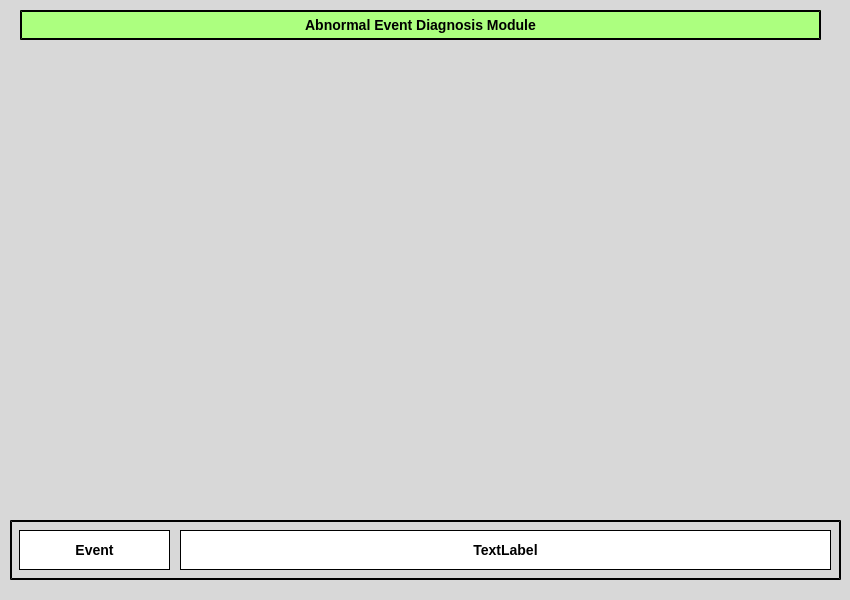
Qt form Interface/A_Event Diagnosis Module.ui (LeeDaeil/CNS_Platform) before a commit.
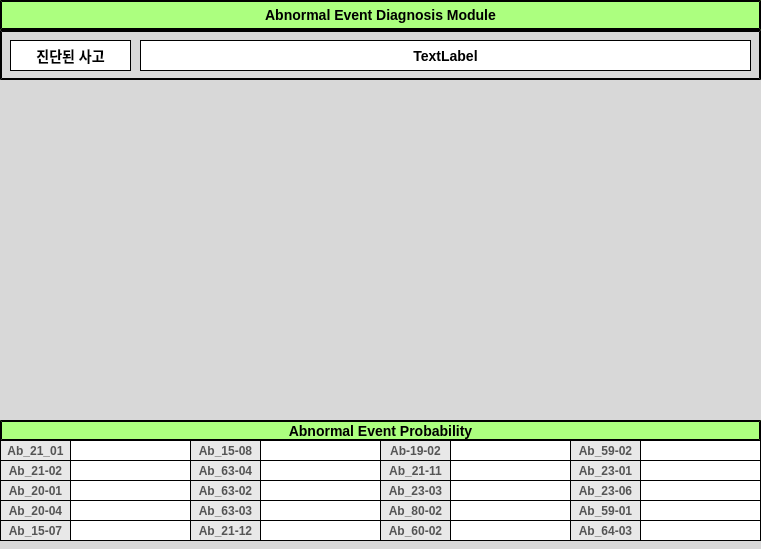
The same form after that commit.

Diff of the .ui file:
```diff
--- a/Interface/A_Event Diagnosis Module.ui
+++ b/Interface/A_Event Diagnosis Module.ui
@@ -6,8 +6,8 @@
    <rect>
     <x>0</x>
     <y>0</y>
-    <width>850</width>
-    <height>600</height>
+    <width>761</width>
+    <height>549</height>
    </rect>
   </property>
   <property name="windowTitle">
@@ -19,10 +19,10 @@
   <widget class="QWidget" name="horizontalLayoutWidget">
    <property name="geometry">
     <rect>
-     <x>20</x>
-     <y>49</y>
-     <width>801</width>
-     <height>451</height>
+     <x>10</x>
+     <y>90</y>
+     <width>741</width>
+     <height>321</height>
     </rect>
    </property>
    <layout class="QHBoxLayout" name="horizontalLayout"/>
@@ -30,9 +30,9 @@
   <widget class="QLabel" name="label">
    <property name="geometry">
     <rect>
-     <x>20</x>
-     <y>10</y>
-     <width>801</width>
+     <x>0</x>
+     <y>0</y>
+     <width>761</width>
      <height>30</height>
     </rect>
    </property>
@@ -53,10 +53,10 @@
   <widget class="QLabel" name="label_2">
    <property name="geometry">
     <rect>
-     <x>10</x>
-     <y>520</y>
-     <width>831</width>
-     <height>60</height>
+     <x>0</x>
+     <y>30</y>
+     <width>761</width>
+     <height>50</height>
     </rect>
    </property>
    <property name="styleSheet">
@@ -72,10 +72,10 @@
   <widget class="QLabel" name="label_3">
    <property name="geometry">
     <rect>
-     <x>19</x>
-     <y>530</y>
-     <width>151</width>
-     <height>40</height>
+     <x>10</x>
+     <y>40</y>
+     <width>121</width>
+     <height>31</height>
     </rect>
    </property>
    <property name="styleSheet">
@@ -86,7 +86,7 @@
 font: bold 14px;</string>
    </property>
    <property name="text">
-    <string>Event</string>
+    <string>진단된 사고</string>
    </property>
    <property name="alignment">
     <set>Qt::AlignCenter</set>
@@ -95,10 +95,10 @@
   <widget class="QLabel" name="label_4">
    <property name="geometry">
     <rect>
-     <x>180</x>
-     <y>530</y>
-     <width>651</width>
-     <height>40</height>
+     <x>140</x>
+     <y>40</y>
+     <width>611</width>
+     <height>31</height>
     </rect>
    </property>
    <property name="styleSheet">
@@ -115,6 +115,969 @@
     <set>Qt::AlignCenter</set>
    </property>
   </widget>
+  <widget class="QLabel" name="label_5">
+   <property name="geometry">
+    <rect>
+     <x>0</x>
+     <y>420</y>
+     <width>761</width>
+     <height>21</height>
+    </rect>
+   </property>
+   <property name="styleSheet">
+    <string notr="true">background-color: rgb(172, 255, 127);
+border-style: outset;
+border-width: 2px;
+border-color: black;
+font: bold 14px;</string>
+   </property>
+   <property name="text">
+    <string>Abnormal Event Probability</string>
+   </property>
+   <property name="alignment">
+    <set>Qt::AlignCenter</set>
+   </property>
+  </widget>
+  <widget class="QLabel" name="ab2101">
+   <property name="geometry">
+    <rect>
+     <x>0</x>
+     <y>440</y>
+     <width>71</width>
+     <height>21</height>
+    </rect>
+   </property>
+   <property name="styleSheet">
+    <string notr="true">background-color: rgb(232, 232, 232);
+border-style: outset;
+border-width: 0.5px;
+border-color: black;
+color: rgb(85, 85, 85);
+font: bold 12px;</string>
+   </property>
+   <property name="text">
+    <string>Ab_21_01</string>
+   </property>
+   <property name="alignment">
+    <set>Qt::AlignCenter</set>
+   </property>
+  </widget>
+  <widget class="QLabel" name="ab2102">
+   <property name="geometry">
+    <rect>
+     <x>0</x>
+     <y>460</y>
+     <width>71</width>
+     <height>21</height>
+    </rect>
+   </property>
+   <property name="styleSheet">
+    <string notr="true">background-color: rgb(232, 232, 232);
+border-style: outset;
+border-width: 0.5px;
+border-color: black;
+color: rgb(85, 85, 85);
+font: bold 12px;</string>
+   </property>
+   <property name="text">
+    <string>Ab_21-02</string>
+   </property>
+   <property name="alignment">
+    <set>Qt::AlignCenter</set>
+   </property>
+  </widget>
+  <widget class="QLabel" name="ab2001">
+   <property name="geometry">
+    <rect>
+     <x>0</x>
+     <y>480</y>
+     <width>71</width>
+     <height>21</height>
+    </rect>
+   </property>
+   <property name="styleSheet">
+    <string notr="true">background-color: rgb(232, 232, 232);
+border-style: outset;
+border-width: 0.5px;
+border-color: black;
+color: rgb(85, 85, 85);
+font: bold 12px;</string>
+   </property>
+   <property name="text">
+    <string>Ab_20-01</string>
+   </property>
+   <property name="alignment">
+    <set>Qt::AlignCenter</set>
+   </property>
+  </widget>
+  <widget class="QLabel" name="a1">
+   <property name="geometry">
+    <rect>
+     <x>70</x>
+     <y>440</y>
+     <width>121</width>
+     <height>21</height>
+    </rect>
+   </property>
+   <property name="styleSheet">
+    <string notr="true">background-color: rgb(255, 255, 255);
+border-style: outset;
+border-width: 0.5px;
+border-color: black;
+font: bold 12px;</string>
+   </property>
+   <property name="text">
+    <string/>
+   </property>
+   <property name="alignment">
+    <set>Qt::AlignCenter</set>
+   </property>
+  </widget>
+  <widget class="QLabel" name="ab2004">
+   <property name="geometry">
+    <rect>
+     <x>0</x>
+     <y>500</y>
+     <width>71</width>
+     <height>21</height>
+    </rect>
+   </property>
+   <property name="styleSheet">
+    <string notr="true">background-color: rgb(232, 232, 232);
+border-style: outset;
+border-width: 0.5px;
+border-color: black;
+color: rgb(85, 85, 85);
+font: bold 12px;</string>
+   </property>
+   <property name="text">
+    <string>Ab_20-04</string>
+   </property>
+   <property name="alignment">
+    <set>Qt::AlignCenter</set>
+   </property>
+  </widget>
+  <widget class="QLabel" name="ab1507">
+   <property name="geometry">
+    <rect>
+     <x>0</x>
+     <y>520</y>
+     <width>71</width>
+     <height>21</height>
+    </rect>
+   </property>
+   <property name="styleSheet">
+    <string notr="true">background-color: rgb(232, 232, 232);
+border-style: outset;
+border-width: 0.5px;
+border-color: black;
+color: rgb(85, 85, 85);
+font: bold 12px;</string>
+   </property>
+   <property name="text">
+    <string>Ab_15-07</string>
+   </property>
+   <property name="alignment">
+    <set>Qt::AlignCenter</set>
+   </property>
+  </widget>
+  <widget class="QLabel" name="ab1508">
+   <property name="geometry">
+    <rect>
+     <x>190</x>
+     <y>440</y>
+     <width>71</width>
+     <height>21</height>
+    </rect>
+   </property>
+   <property name="styleSheet">
+    <string notr="true">background-color: rgb(232, 232, 232);
+border-style: outset;
+border-width: 0.5px;
+border-color: black;
+color: rgb(85, 85, 85);
+font: bold 12px;</string>
+   </property>
+   <property name="text">
+    <string>Ab_15-08</string>
+   </property>
+   <property name="alignment">
+    <set>Qt::AlignCenter</set>
+   </property>
+  </widget>
+  <widget class="QLabel" name="a2">
+   <property name="geometry">
+    <rect>
+     <x>70</x>
+     <y>460</y>
+     <width>121</width>
+     <height>21</height>
+    </rect>
+   </property>
+   <property name="styleSheet">
+    <string notr="true">background-color: rgb(255, 255, 255);
+border-style: outset;
+border-width: 0.5px;
+border-color: black;
+font: bold 12px;</string>
+   </property>
+   <property name="text">
+    <string/>
+   </property>
+   <property name="alignment">
+    <set>Qt::AlignCenter</set>
+   </property>
+  </widget>
+  <widget class="QLabel" name="a3">
+   <property name="geometry">
+    <rect>
+     <x>70</x>
+     <y>480</y>
+     <width>121</width>
+     <height>21</height>
+    </rect>
+   </property>
+   <property name="styleSheet">
+    <string notr="true">background-color: rgb(255, 255, 255);
+border-style: outset;
+border-width: 0.5px;
+border-color: black;
+font: bold 12px;</string>
+   </property>
+   <property name="text">
+    <string/>
+   </property>
+   <property name="alignment">
+    <set>Qt::AlignCenter</set>
+   </property>
+  </widget>
+  <widget class="QLabel" name="a4">
+   <property name="geometry">
+    <rect>
+     <x>70</x>
+     <y>500</y>
+     <width>121</width>
+     <height>21</height>
+    </rect>
+   </property>
+   <property name="styleSheet">
+    <string notr="true">background-color: rgb(255, 255, 255);
+border-style: outset;
+border-width: 0.5px;
+border-color: black;
+font: bold 12px;</string>
+   </property>
+   <property name="text">
+    <string/>
+   </property>
+   <property name="alignment">
+    <set>Qt::AlignCenter</set>
+   </property>
+  </widget>
+  <widget class="QLabel" name="a5">
+   <property name="geometry">
+    <rect>
+     <x>70</x>
+     <y>520</y>
+     <width>121</width>
+     <height>21</height>
+    </rect>
+   </property>
+   <property name="styleSheet">
+    <string notr="true">background-color: rgb(255, 255, 255);
+border-style: outset;
+border-width: 0.5px;
+border-color: black;
+font: bold 12px;</string>
+   </property>
+   <property name="text">
+    <string/>
+   </property>
+   <property name="alignment">
+    <set>Qt::AlignCenter</set>
+   </property>
+  </widget>
+  <widget class="QLabel" name="ab6304">
+   <property name="geometry">
+    <rect>
+     <x>190</x>
+     <y>460</y>
+     <width>71</width>
+     <height>21</height>
+    </rect>
+   </property>
+   <property name="styleSheet">
+    <string notr="true">background-color: rgb(232, 232, 232);
+border-style: outset;
+border-width: 0.5px;
+border-color: black;
+color: rgb(85, 85, 85);
+font: bold 12px;</string>
+   </property>
+   <property name="text">
+    <string>Ab_63-04</string>
+   </property>
+   <property name="alignment">
+    <set>Qt::AlignCenter</set>
+   </property>
+  </widget>
+  <widget class="QLabel" name="ab6302">
+   <property name="geometry">
+    <rect>
+     <x>190</x>
+     <y>480</y>
+     <width>71</width>
+     <height>21</height>
+    </rect>
+   </property>
+   <property name="styleSheet">
+    <string notr="true">background-color: rgb(232, 232, 232);
+border-style: outset;
+border-width: 0.5px;
+border-color: black;
+color: rgb(85, 85, 85);
+font: bold 12px;</string>
+   </property>
+   <property name="text">
+    <string>Ab_63-02</string>
+   </property>
+   <property name="alignment">
+    <set>Qt::AlignCenter</set>
+   </property>
+  </widget>
+  <widget class="QLabel" name="ab6303">
+   <property name="geometry">
+    <rect>
+     <x>190</x>
+     <y>500</y>
+     <width>71</width>
+     <height>21</height>
+    </rect>
+   </property>
+   <property name="styleSheet">
+    <string notr="true">background-color: rgb(232, 232, 232);
+border-style: outset;
+border-width: 0.5px;
+border-color: black;
+color: rgb(85, 85, 85);
+font: bold 12px;</string>
+   </property>
+   <property name="text">
+    <string>Ab_63-03</string>
+   </property>
+   <property name="alignment">
+    <set>Qt::AlignCenter</set>
+   </property>
+  </widget>
+  <widget class="QLabel" name="ab2112">
+   <property name="geometry">
+    <rect>
+     <x>190</x>
+     <y>520</y>
+     <width>71</width>
+     <height>21</height>
+    </rect>
+   </property>
+   <property name="styleSheet">
+    <string notr="true">background-color: rgb(232, 232, 232);
+border-style: outset;
+border-width: 0.5px;
+border-color: black;
+color: rgb(85, 85, 85);
+font: bold 12px;</string>
+   </property>
+   <property name="text">
+    <string>Ab_21-12</string>
+   </property>
+   <property name="alignment">
+    <set>Qt::AlignCenter</set>
+   </property>
+  </widget>
+  <widget class="QLabel" name="a6">
+   <property name="geometry">
+    <rect>
+     <x>260</x>
+     <y>440</y>
+     <width>121</width>
+     <height>21</height>
+    </rect>
+   </property>
+   <property name="styleSheet">
+    <string notr="true">background-color: rgb(255, 255, 255);
+border-style: outset;
+border-width: 0.5px;
+border-color: black;
+font: bold 12px;</string>
+   </property>
+   <property name="text">
+    <string/>
+   </property>
+   <property name="alignment">
+    <set>Qt::AlignCenter</set>
+   </property>
+  </widget>
+  <widget class="QLabel" name="a7">
+   <property name="geometry">
+    <rect>
+     <x>260</x>
+     <y>460</y>
+     <width>121</width>
+     <height>21</height>
+    </rect>
+   </property>
+   <property name="styleSheet">
+    <string notr="true">background-color: rgb(255, 255, 255);
+border-style: outset;
+border-width: 0.5px;
+border-color: black;
+font: bold 12px;</string>
+   </property>
+   <property name="text">
+    <string/>
+   </property>
+   <property name="alignment">
+    <set>Qt::AlignCenter</set>
+   </property>
+  </widget>
+  <widget class="QLabel" name="a8">
+   <property name="geometry">
+    <rect>
+     <x>260</x>
+     <y>480</y>
+     <width>121</width>
+     <height>21</height>
+    </rect>
+   </property>
+   <property name="styleSheet">
+    <string notr="true">background-color: rgb(255, 255, 255);
+border-style: outset;
+border-width: 0.5px;
+border-color: black;
+font: bold 12px;</string>
+   </property>
+   <property name="text">
+    <string/>
+   </property>
+   <property name="alignment">
+    <set>Qt::AlignCenter</set>
+   </property>
+  </widget>
+  <widget class="QLabel" name="a9">
+   <property name="geometry">
+    <rect>
+     <x>260</x>
+     <y>500</y>
+     <width>121</width>
+     <height>21</height>
+    </rect>
+   </property>
+   <property name="styleSheet">
+    <string notr="true">background-color: rgb(255, 255, 255);
+border-style: outset;
+border-width: 0.5px;
+border-color: black;
+font: bold 12px;</string>
+   </property>
+   <property name="text">
+    <string/>
+   </property>
+   <property name="alignment">
+    <set>Qt::AlignCenter</set>
+   </property>
+  </widget>
+  <widget class="QLabel" name="a10">
+   <property name="geometry">
+    <rect>
+     <x>260</x>
+     <y>520</y>
+     <width>121</width>
+     <height>21</height>
+    </rect>
+   </property>
+   <property name="styleSheet">
+    <string notr="true">background-color: rgb(255, 255, 255);
+border-style: outset;
+border-width: 0.5px;
+border-color: black;
+font: bold 12px;</string>
+   </property>
+   <property name="text">
+    <string/>
+   </property>
+   <property name="alignment">
+    <set>Qt::AlignCenter</set>
+   </property>
+  </widget>
+  <widget class="QLabel" name="ab6002">
+   <property name="geometry">
+    <rect>
+     <x>380</x>
+     <y>520</y>
+     <width>71</width>
+     <height>21</height>
+    </rect>
+   </property>
+   <property name="styleSheet">
+    <string notr="true">background-color: rgb(232, 232, 232);
+border-style: outset;
+border-width: 0.5px;
+border-color: black;
+color: rgb(85, 85, 85);
+font: bold 12px;</string>
+   </property>
+   <property name="text">
+    <string>Ab_60-02</string>
+   </property>
+   <property name="alignment">
+    <set>Qt::AlignCenter</set>
+   </property>
+  </widget>
+  <widget class="QLabel" name="ab1902">
+   <property name="geometry">
+    <rect>
+     <x>380</x>
+     <y>440</y>
+     <width>71</width>
+     <height>21</height>
+    </rect>
+   </property>
+   <property name="styleSheet">
+    <string notr="true">background-color: rgb(232, 232, 232);
+border-style: outset;
+border-width: 0.5px;
+border-color: black;
+color: rgb(85, 85, 85);
+font: bold 12px;</string>
+   </property>
+   <property name="text">
+    <string>Ab-19-02</string>
+   </property>
+   <property name="alignment">
+    <set>Qt::AlignCenter</set>
+   </property>
+  </widget>
+  <widget class="QLabel" name="ab2303">
+   <property name="geometry">
+    <rect>
+     <x>380</x>
+     <y>480</y>
+     <width>71</width>
+     <height>21</height>
+    </rect>
+   </property>
+   <property name="styleSheet">
+    <string notr="true">background-color: rgb(232, 232, 232);
+border-style: outset;
+border-width: 0.5px;
+border-color: black;
+color: rgb(85, 85, 85);
+font: bold 12px;</string>
+   </property>
+   <property name="text">
+    <string>Ab_23-03</string>
+   </property>
+   <property name="alignment">
+    <set>Qt::AlignCenter</set>
+   </property>
+  </widget>
+  <widget class="QLabel" name="ab2111">
+   <property name="geometry">
+    <rect>
+     <x>380</x>
+     <y>460</y>
+     <width>71</width>
+     <height>21</height>
+    </rect>
+   </property>
+   <property name="styleSheet">
+    <string notr="true">background-color: rgb(232, 232, 232);
+border-style: outset;
+border-width: 0.5px;
+border-color: black;
+color: rgb(85, 85, 85);
+font: bold 12px;</string>
+   </property>
+   <property name="text">
+    <string>Ab_21-11</string>
+   </property>
+   <property name="alignment">
+    <set>Qt::AlignCenter</set>
+   </property>
+  </widget>
+  <widget class="QLabel" name="ab8002">
+   <property name="geometry">
+    <rect>
+     <x>380</x>
+     <y>500</y>
+     <width>71</width>
+     <height>21</height>
+    </rect>
+   </property>
+   <property name="styleSheet">
+    <string notr="true">background-color: rgb(232, 232, 232);
+border-style: outset;
+border-width: 0.5px;
+border-color: black;
+color: rgb(85, 85, 85);
+font: bold 12px;</string>
+   </property>
+   <property name="text">
+    <string>Ab_80-02</string>
+   </property>
+   <property name="alignment">
+    <set>Qt::AlignCenter</set>
+   </property>
+  </widget>
+  <widget class="QLabel" name="a15">
+   <property name="geometry">
+    <rect>
+     <x>450</x>
+     <y>520</y>
+     <width>121</width>
+     <height>21</height>
+    </rect>
+   </property>
+   <property name="styleSheet">
+    <string notr="true">background-color: rgb(255, 255, 255);
+border-style: outset;
+border-width: 0.5px;
+border-color: black;
+font: bold 12px;</string>
+   </property>
+   <property name="text">
+    <string/>
+   </property>
+   <property name="alignment">
+    <set>Qt::AlignCenter</set>
+   </property>
+  </widget>
+  <widget class="QLabel" name="a14">
+   <property name="geometry">
+    <rect>
+     <x>450</x>
+     <y>500</y>
+     <width>121</width>
+     <height>21</height>
+    </rect>
+   </property>
+   <property name="styleSheet">
+    <string notr="true">background-color: rgb(255, 255, 255);
+border-style: outset;
+border-width: 0.5px;
+border-color: black;
+font: bold 12px;</string>
+   </property>
+   <property name="text">
+    <string/>
+   </property>
+   <property name="alignment">
+    <set>Qt::AlignCenter</set>
+   </property>
+  </widget>
+  <widget class="QLabel" name="a12">
+   <property name="geometry">
+    <rect>
+     <x>450</x>
+     <y>460</y>
+     <width>121</width>
+     <height>21</height>
+    </rect>
+   </property>
+   <property name="styleSheet">
+    <string notr="true">background-color: rgb(255, 255, 255);
+border-style: outset;
+border-width: 0.5px;
+border-color: black;
+font: bold 12px;</string>
+   </property>
+   <property name="text">
+    <string/>
+   </property>
+   <property name="alignment">
+    <set>Qt::AlignCenter</set>
+   </property>
+  </widget>
+  <widget class="QLabel" name="a13">
+   <property name="geometry">
+    <rect>
+     <x>450</x>
+     <y>480</y>
+     <width>121</width>
+     <height>21</height>
+    </rect>
+   </property>
+   <property name="styleSheet">
+    <string notr="true">background-color: rgb(255, 255, 255);
+border-style: outset;
+border-width: 0.5px;
+border-color: black;
+font: bold 12px;</string>
+   </property>
+   <property name="text">
+    <string/>
+   </property>
+   <property name="alignment">
+    <set>Qt::AlignCenter</set>
+   </property>
+  </widget>
+  <widget class="QLabel" name="a11">
+   <property name="geometry">
+    <rect>
+     <x>450</x>
+     <y>440</y>
+     <width>121</width>
+     <height>21</height>
+    </rect>
+   </property>
+   <property name="styleSheet">
+    <string notr="true">background-color: rgb(255, 255, 255);
+border-style: outset;
+border-width: 0.5px;
+border-color: black;
+font: bold 12px;</string>
+   </property>
+   <property name="text">
+    <string/>
+   </property>
+   <property name="alignment">
+    <set>Qt::AlignCenter</set>
+   </property>
+  </widget>
+  <widget class="QLabel" name="ab6403">
+   <property name="geometry">
+    <rect>
+     <x>570</x>
+     <y>520</y>
+     <width>71</width>
+     <height>21</height>
+    </rect>
+   </property>
+   <property name="styleSheet">
+    <string notr="true">background-color: rgb(232, 232, 232);
+border-style: outset;
+border-width: 0.5px;
+border-color: black;
+color: rgb(85, 85, 85);
+font: bold 12px;</string>
+   </property>
+   <property name="text">
+    <string>Ab_64-03</string>
+   </property>
+   <property name="alignment">
+    <set>Qt::AlignCenter</set>
+   </property>
+  </widget>
+  <widget class="QLabel" name="ab2306">
+   <property name="geometry">
+    <rect>
+     <x>570</x>
+     <y>480</y>
+     <width>71</width>
+     <height>21</height>
+    </rect>
+   </property>
+   <property name="styleSheet">
+    <string notr="true">background-color: rgb(232, 232, 232);
+border-style: outset;
+border-width: 0.5px;
+border-color: black;
+color: rgb(85, 85, 85);
+font: bold 12px;</string>
+   </property>
+   <property name="text">
+    <string>Ab_23-06</string>
+   </property>
+   <property name="alignment">
+    <set>Qt::AlignCenter</set>
+   </property>
+  </widget>
+  <widget class="QLabel" name="ab5902">
+   <property name="geometry">
+    <rect>
+     <x>570</x>
+     <y>440</y>
+     <width>71</width>
+     <height>21</height>
+    </rect>
+   </property>
+   <property name="styleSheet">
+    <string notr="true">background-color: rgb(232, 232, 232);
+border-style: outset;
+border-width: 0.5px;
+border-color: black;
+color: rgb(85, 85, 85);
+font: bold 12px;</string>
+   </property>
+   <property name="text">
+    <string>Ab_59-02</string>
+   </property>
+   <property name="alignment">
+    <set>Qt::AlignCenter</set>
+   </property>
+  </widget>
+  <widget class="QLabel" name="ab2301">
+   <property name="geometry">
+    <rect>
+     <x>570</x>
+     <y>460</y>
+     <width>71</width>
+     <height>21</height>
+    </rect>
+   </property>
+   <property name="styleSheet">
+    <string notr="true">background-color: rgb(232, 232, 232);
+border-style: outset;
+border-width: 0.5px;
+border-color: black;
+color: rgb(85, 85, 85);
+font: bold 12px;</string>
+   </property>
+   <property name="text">
+    <string>Ab_23-01</string>
+   </property>
+   <property name="alignment">
+    <set>Qt::AlignCenter</set>
+   </property>
+  </widget>
+  <widget class="QLabel" name="ab5901">
+   <property name="geometry">
+    <rect>
+     <x>570</x>
+     <y>500</y>
+     <width>71</width>
+     <height>21</height>
+    </rect>
+   </property>
+   <property name="styleSheet">
+    <string notr="true">background-color: rgb(232, 232, 232);
+border-style: outset;
+border-width: 0.5px;
+border-color: black;
+color: rgb(85, 85, 85);
+font: bold 12px;</string>
+   </property>
+   <property name="text">
+    <string>Ab_59-01</string>
+   </property>
+   <property name="alignment">
+    <set>Qt::AlignCenter</set>
+   </property>
+  </widget>
+  <widget class="QLabel" name="a20">
+   <property name="geometry">
+    <rect>
+     <x>640</x>
+     <y>520</y>
+     <width>121</width>
+     <height>21</height>
+    </rect>
+   </property>
+   <property name="styleSheet">
+    <string notr="true">background-color: rgb(255, 255, 255);
+border-style: outset;
+border-width: 0.5px;
+border-color: black;
+font: bold 12px;</string>
+   </property>
+   <property name="text">
+    <string/>
+   </property>
+   <property name="alignment">
+    <set>Qt::AlignCenter</set>
+   </property>
+  </widget>
+  <widget class="QLabel" name="a19">
+   <property name="geometry">
+    <rect>
+     <x>640</x>
+     <y>500</y>
+     <width>121</width>
+     <height>21</height>
+    </rect>
+   </property>
+   <property name="styleSheet">
+    <string notr="true">background-color: rgb(255, 255, 255);
+border-style: outset;
+border-width: 0.5px;
+border-color: black;
+font: bold 12px;</string>
+   </property>
+   <property name="text">
+    <string/>
+   </property>
+   <property name="alignment">
+    <set>Qt::AlignCenter</set>
+   </property>
+  </widget>
+  <widget class="QLabel" name="a16">
+   <property name="geometry">
+    <rect>
+     <x>640</x>
+     <y>440</y>
+     <width>121</width>
+     <height>21</height>
+    </rect>
+   </property>
+   <property name="styleSheet">
+    <string notr="true">background-color: rgb(255, 255, 255);
+border-style: outset;
+border-width: 0.5px;
+border-color: black;
+font: bold 12px;</string>
+   </property>
+   <property name="text">
+    <string/>
+   </property>
+   <property name="alignment">
+    <set>Qt::AlignCenter</set>
+   </property>
+  </widget>
+  <widget class="QLabel" name="a17">
+   <property name="geometry">
+    <rect>
+     <x>640</x>
+     <y>460</y>
+     <width>121</width>
+     <height>21</height>
+    </rect>
+   </property>
+   <property name="styleSheet">
+    <string notr="true">background-color: rgb(255, 255, 255);
+border-style: outset;
+border-width: 0.5px;
+border-color: black;
+font: bold 12px;</string>
+   </property>
+   <property name="text">
+    <string/>
+   </property>
+   <property name="alignment">
+    <set>Qt::AlignCenter</set>
+   </property>
+  </widget>
+  <widget class="QLabel" name="a18">
+   <property name="geometry">
+    <rect>
+     <x>640</x>
+     <y>480</y>
+     <width>121</width>
+     <height>21</height>
+    </rect>
+   </property>
+   <property name="styleSheet">
+    <string notr="true">background-color: rgb(255, 255, 255);
+border-style: outset;
+border-width: 0.5px;
+border-color: black;
+font: bold 12px;</string>
+   </property>
+   <property name="text">
+    <string/>
+   </property>
+   <property name="alignment">
+    <set>Qt::AlignCenter</set>
+   </property>
+  </widget>
  </widget>
  <resources/>
  <connections/>
```
